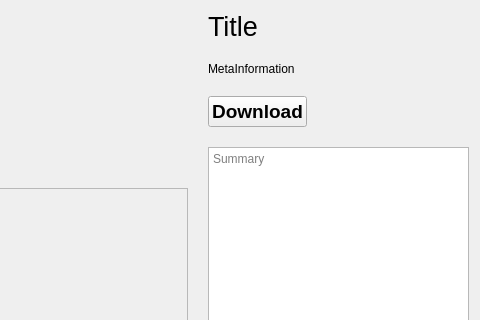
First picture: the form in BaseClient/Source/PageContentContentWidget.ui, repository WorksAhead/Base, before the edit; both pictures show x 346 to 826 and y 0 to 320 of the 826 by 700 pixel window.
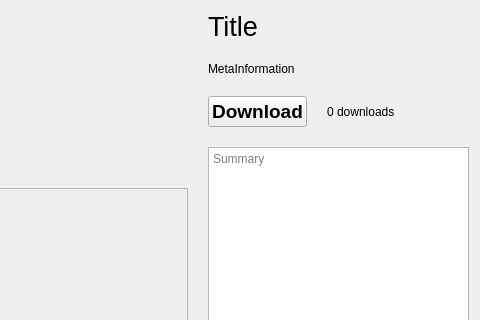
Second picture: the form after the edit. Custom widgets are drawn as their Qt base class.

What changed in the file:
```diff
--- a/BaseClient/Source/PageContentContentWidget.ui
+++ b/BaseClient/Source/PageContentContentWidget.ui
@@ -140,6 +140,13 @@
            </property>
           </widget>
          </item>
+         <item>
+          <widget class="QLabel" name="downloadCountLabel">
+           <property name="text">
+            <string>0 downloads</string>
+           </property>
+          </widget>
+         </item>
          <item>
           <spacer name="horizontalSpacer_3">
            <property name="orientation">
```
